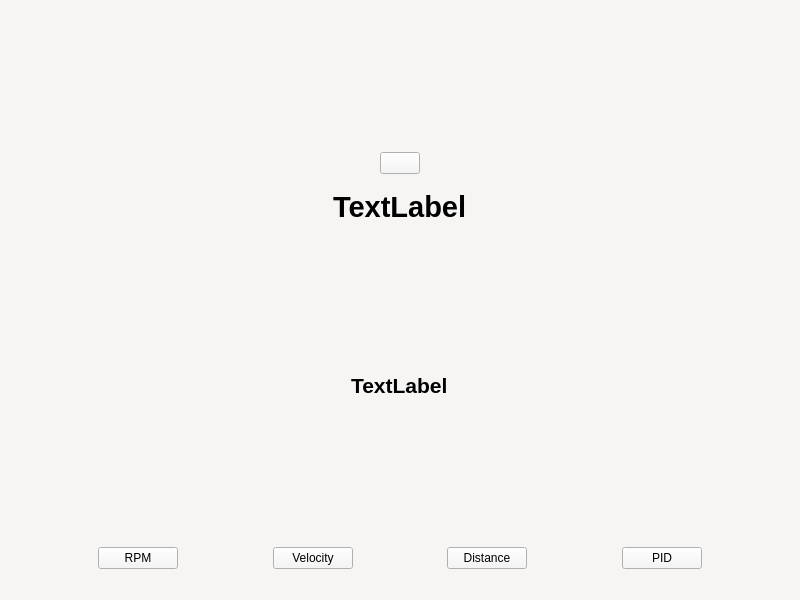
The window that calculator/mainwindow.ui (AyeYadanar/WebQt) describes before a commit, drawn with Qt 5.
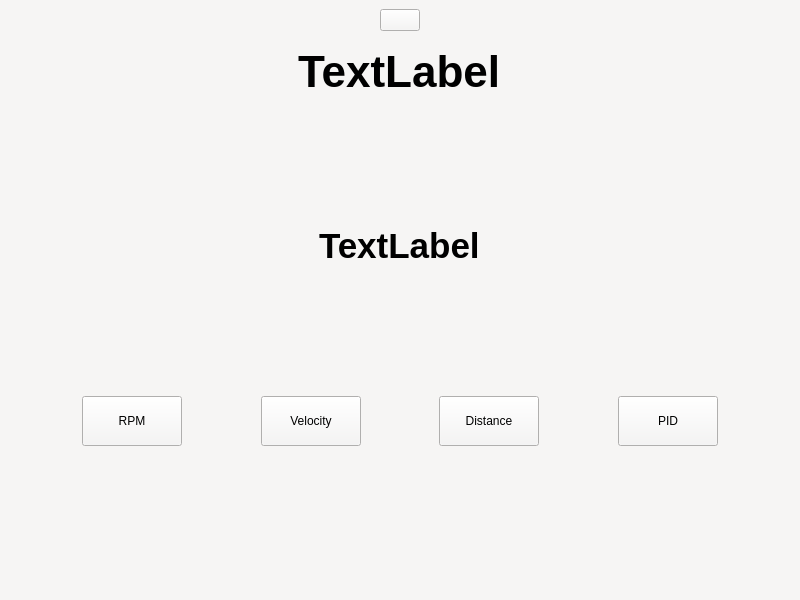
The same window after the commit. Icons and pictures are not drawn.

```diff
--- a/calculator/mainwindow.ui
+++ b/calculator/mainwindow.ui
@@ -18,19 +18,6 @@
   </property>
   <widget class="QWidget" name="centralwidget">
    <layout class="QVBoxLayout" name="verticalLayout_2">
-    <item>
-     <spacer name="verticalSpacer">
-      <property name="orientation">
-       <enum>Qt::Orientation::Vertical</enum>
-      </property>
-      <property name="sizeHint" stdset="0">
-       <size>
-        <width>20</width>
-        <height>40</height>
-       </size>
-      </property>
-     </spacer>
-    </item>
     <item alignment="Qt::AlignmentFlag::AlignHCenter">
      <widget class="QPushButton" name="pushButton_9">
       <property name="sizePolicy">
@@ -54,8 +41,8 @@
       </property>
       <property name="iconSize">
        <size>
-        <width>124</width>
-        <height>124</height>
+        <width>200</width>
+        <height>200</height>
        </size>
       </property>
      </widget>
@@ -80,7 +67,7 @@
      <widget class="QLabel" name="label">
       <property name="font">
        <font>
-        <pointsize>22</pointsize>
+        <pointsize>33</pointsize>
         <bold>true</bold>
        </font>
       </property>
@@ -106,7 +93,7 @@
      <widget class="QLabel" name="label_2">
       <property name="font">
        <font>
-        <pointsize>16</pointsize>
+        <pointsize>26</pointsize>
         <bold>true</bold>
        </font>
       </property>
@@ -145,6 +132,24 @@
       </item>
       <item>
        <widget class="QPushButton" name="rpm">
+        <property name="sizePolicy">
+         <sizepolicy hsizetype="Fixed" vsizetype="Fixed">
+          <horstretch>0</horstretch>
+          <verstretch>0</verstretch>
+         </sizepolicy>
+        </property>
+        <property name="minimumSize">
+         <size>
+          <width>100</width>
+          <height>50</height>
+         </size>
+        </property>
+        <property name="maximumSize">
+         <size>
+          <width>1677721</width>
+          <height>1677721</height>
+         </size>
+        </property>
         <property name="text">
          <string>RPM</string>
         </property>
@@ -165,6 +170,12 @@
       </item>
       <item>
        <widget class="QPushButton" name="velocity">
+        <property name="minimumSize">
+         <size>
+          <width>100</width>
+          <height>50</height>
+         </size>
+        </property>
         <property name="text">
          <string>Velocity</string>
         </property>
@@ -185,6 +196,12 @@
       </item>
       <item>
        <widget class="QPushButton" name="distance">
+        <property name="minimumSize">
+         <size>
+          <width>100</width>
+          <height>50</height>
+         </size>
+        </property>
         <property name="text">
          <string>Distance</string>
         </property>
@@ -205,6 +222,12 @@
       </item>
       <item>
        <widget class="QPushButton" name="pid">
+        <property name="minimumSize">
+         <size>
+          <width>100</width>
+          <height>50</height>
+         </size>
+        </property>
         <property name="text">
          <string>PID</string>
         </property>
@@ -225,6 +248,19 @@
       </item>
      </layout>
     </item>
+    <item>
+     <spacer name="verticalSpacer">
+      <property name="orientation">
+       <enum>Qt::Orientation::Vertical</enum>
+      </property>
+      <property name="sizeHint" stdset="0">
+       <size>
+        <width>20</width>
+        <height>40</height>
+       </size>
+      </property>
+     </spacer>
+    </item>
    </layout>
   </widget>
   <widget class="QMenuBar" name="menubar">
```
